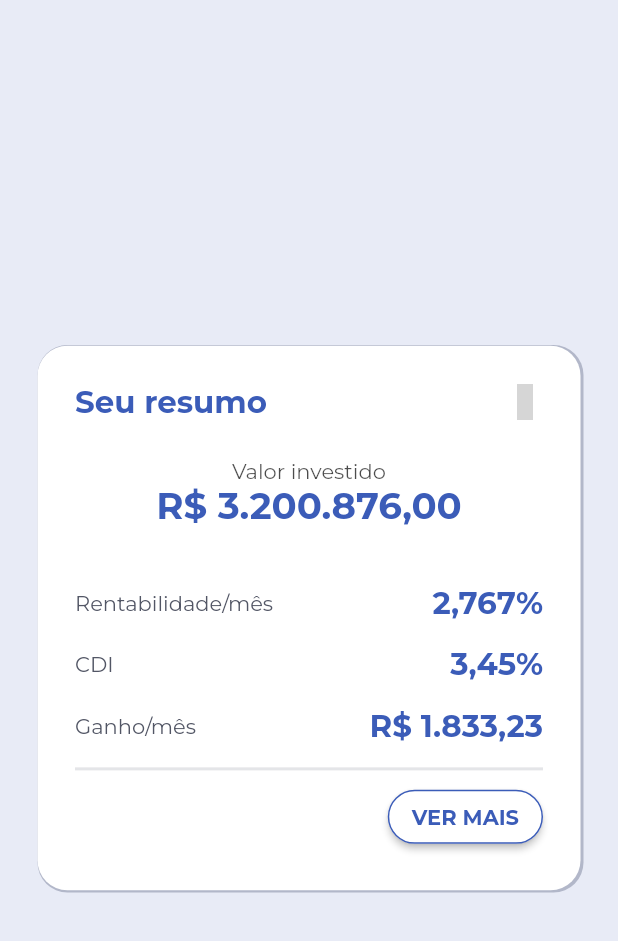
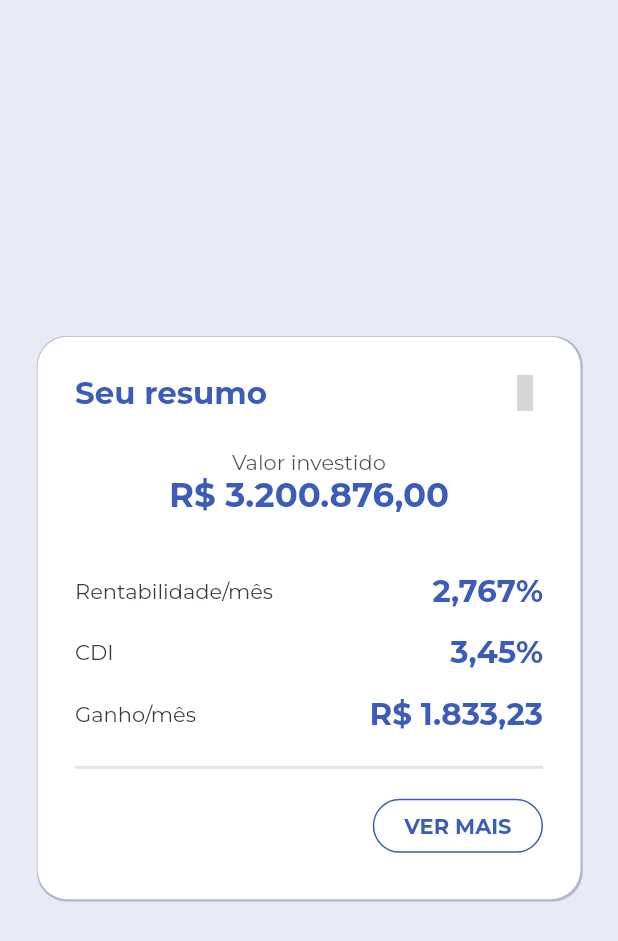
Before and after one commit to Mardem/fliper-test, a Flutter app: the screen it shows after launch, on a phone screen of 412 x 824 dp. Shown: the top 941 px of the screen. Run offline on Flutter 3.47's test engine with Material 2 defaults, Android fonts, the phone set to English and light mode, and no system bars; our stand-ins replace google_fonts, line_icons; grey boxes are pictures that could not be loaded.

Commit message:
feat: Melhoria no design

```diff
--- a/lib/screens/components/ui/app_button_outline.dart
+++ b/lib/screens/components/ui/app_button_outline.dart
@@ -5,8 +5,14 @@ class AppButtonOutline extends StatelessWidget {
   final GestureTapCallback onPressed;
   final Widget child;
   final EdgeInsets padding;
+  final double elevation;
 
-  const AppButtonOutline({this.onPressed, this.child, this.padding});
+  const AppButtonOutline({
+    this.onPressed,
+    this.child,
+    this.padding,
+    this.elevation,
+  });
 
   @override
   Widget build(BuildContext context) {
@@ -17,7 +23,7 @@ class AppButtonOutline extends StatelessWidget {
       ),
       style: ButtonStyle(
         backgroundColor: MaterialStateProperty.all(Colors.white),
-        elevation: MaterialStateProperty.all(2),
+        elevation: MaterialStateProperty.all(elevation ?? 2),
         side: MaterialStateProperty.all<BorderSide>(
           BorderSide(
             color: DefaultColors.defaultBlue,
--- a/lib/screens/resume/components/header.dart
+++ b/lib/screens/resume/components/header.dart
@@ -23,7 +23,10 @@ class ResumeHeader extends StatelessWidget {
         Expanded(
           child: Container(
             alignment: Alignment.centerRight,
-            child: Icon(LineIcons.verticalEllipsis),
+            child: Icon(
+              LineIcons.verticalEllipsis,
+              color: Color.fromRGBO(154, 163, 188, 1.0),
+            ),
           ),
         )
       ],
--- a/lib/screens/resume/components/line_resume.dart
+++ b/lib/screens/resume/components/line_resume.dart
@@ -24,7 +24,7 @@ class LineResume extends StatelessWidget {
           Text(
             leftText ?? '...',
             style: TextStyle(
-              color: Color.fromRGBO(82, 86, 101, 1.0),
+              color: Color.fromRGBO(52, 57, 71, 1.0),
             ),
           ),
           Text(
--- a/lib/screens/resume/components/total_invest.dart
+++ b/lib/screens/resume/components/total_invest.dart
@@ -17,7 +17,7 @@ class ResumeTotalInvest extends StatelessWidget {
     return Text(
       AppHelpers.formatCurrency(total ?? 0),
       style: GoogleFonts.montserrat(
-        fontSize: size.width * .06,
+        fontSize: size.width * .055,
         fontWeight: FontWeight.bold,
         color: DefaultColors.defaultBlue,
       ),
--- a/lib/screens/resume/resume.dart
+++ b/lib/screens/resume/resume.dart
@@ -27,7 +27,7 @@ class ResumeScreen extends StatelessWidget {
                 BoxShadow(
                   color: Color.fromRGBO(178, 183, 201, 1),
                   spreadRadius: 1,
-                  offset: Offset(1, 0.5),
+                  offset: Offset(0.5, 0.5),
                 ),
               ],
               color: Colors.white,
@@ -56,12 +56,15 @@ class ResumeScreen extends StatelessWidget {
                   ),
                 ),
                 Divider(
+                  height: 30,
                   color: DefaultColors.defaultGrey.withOpacity(.2),
                   thickness: 2,
                 ),
                 Container(
                   alignment: Alignment.bottomRight,
                   child: AppButtonOutline(
+                    elevation: 0,
+                    padding: EdgeInsets.symmetric(horizontal: 5),
                     child: Text(
                       'Ver mais'.toUpperCase(),
                       style: TextStyle(
```
